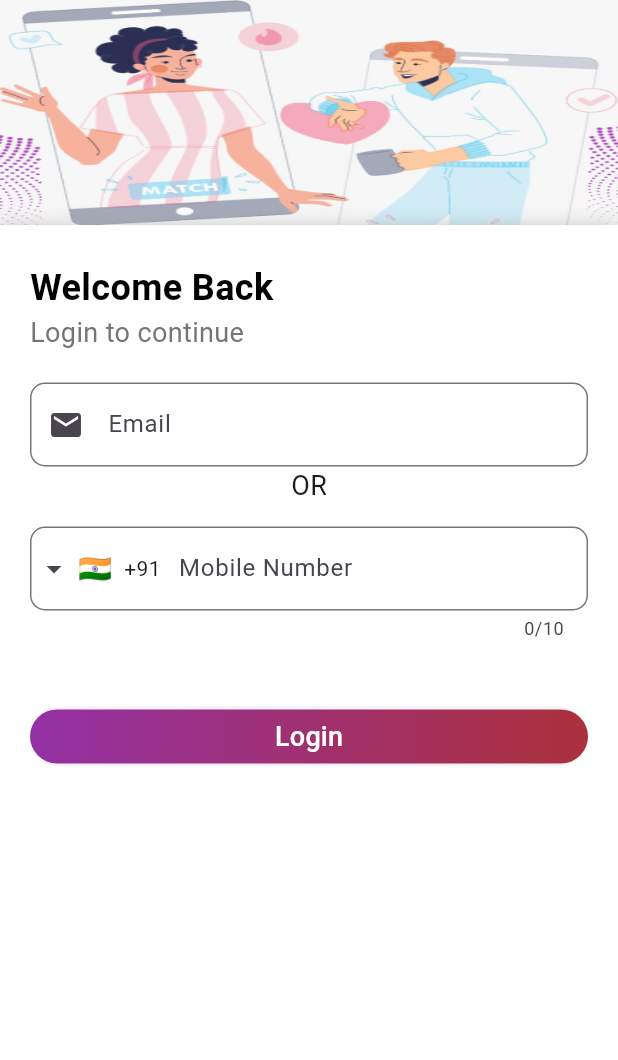
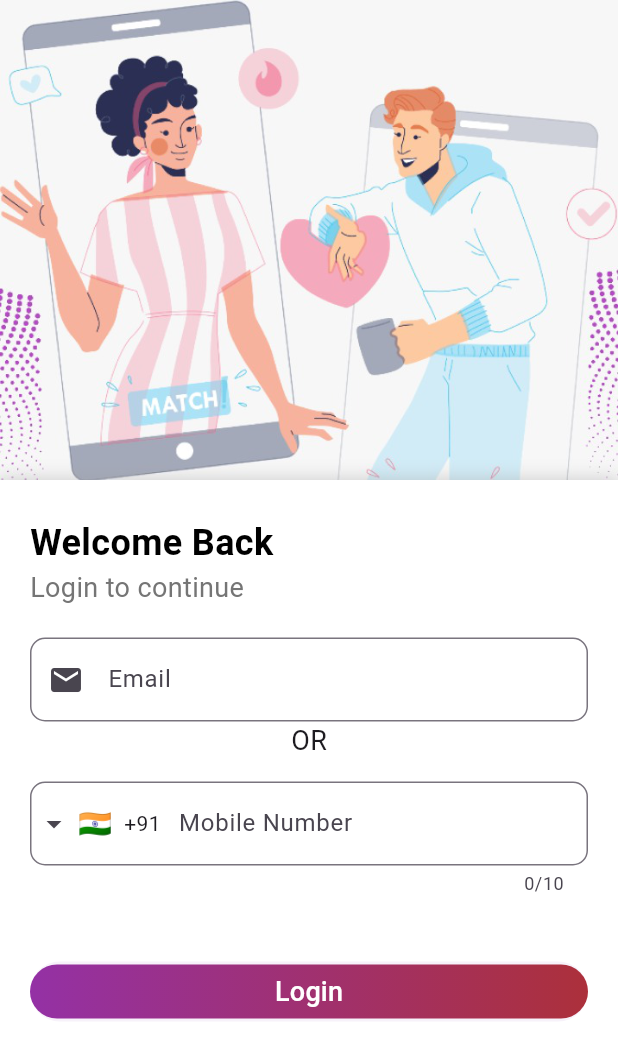
Before and after one commit to saranshane/Huuga_v01, a Flutter app: the LoginScreen screen opened by its route, on a phone screen of 412 x 824 dp. Shown: the top 1060 px of the screen. Run offline on Flutter 3.47's test engine with Material 3 defaults, Android fonts, the phone set to English and light mode, and no system bars; drawn by our look-alikes of intl_phone_field; our stand-ins replace get, lottie, shared_preferences; accounts and stored records are empty.

Commit message:
UPDATE OTP

```diff
--- a/lib/constants.dart
+++ b/lib/constants.dart
@@ -50,13 +50,13 @@ class AppStrings {
       "Please provide either email or phone number";
   static const String appBarLoginImage = 'assets/images/Banner2.png';
   static const String sendOtpUrl = 'http://172.20.10.5:3000/auth/sendotp';
-  static const String otpVerifyUrl =
-      'http://172.20.10.5:3000/auth/verifyotp'; // Update with your API URL
+  static const String otpVerifyUrl = 'http://172.20.10.5:3000/auth/verifyotp';
 
   static const String enterOtpSentTo = 'Enter the OTP sent to';
   static const String resendOtpIn = 'Resend OTP In: ';
   static const String verifyButtonText = 'Verify';
   static const String noArgumentsError = 'Error: No arguments provided';
+  static const String otpBanner = 'assets/images/OTP_Banner.jpeg';
 
   static const String myProfile = 'My Profile';
   static const String profnickname = 'John Doe';
--- a/lib/login/login_screen.dart
+++ b/lib/login/login_screen.dart
@@ -72,6 +72,7 @@ class LoginScreen extends StatelessWidget {
                           ),
                         ),
                         keyboardType: TextInputType.emailAddress,
+                        textAlign: TextAlign.start,
                       ),
                       SizedBox(
                         height: 20,
@@ -97,6 +98,7 @@ class LoginScreen extends StatelessWidget {
                               phone.completeNumber.replaceAll('+', '');
                           print(completePhoneNumber);
                         },
+                        textAlign: TextAlign.start,
                       ),
                       SizedBox(height: 40),
                       ElevatedButton(
@@ -213,7 +215,7 @@ class AppBarContent extends StatelessWidget {
   @override
   Widget build(BuildContext context) {
     return Container(
-      height: AppDimensions.bannerHeight,
+      height: 320,
       decoration: BoxDecoration(
         image: DecorationImage(
           image: AssetImage(AppStrings.appBarLoginImage),
--- a/lib/login/otp_screen.dart
+++ b/lib/login/otp_screen.dart
@@ -46,7 +46,7 @@ class OtpScreen extends StatelessWidget {
                   height: 320,
                   decoration: BoxDecoration(
                     image: DecorationImage(
-                      image: AssetImage(AppStrings.appBarLoginImage),
+                      image: AssetImage(AppStrings.otpBanner),
                       fit: BoxFit.fill,
                     ),
                   ),
```
Also changed, not shown: pubspec.lock.
